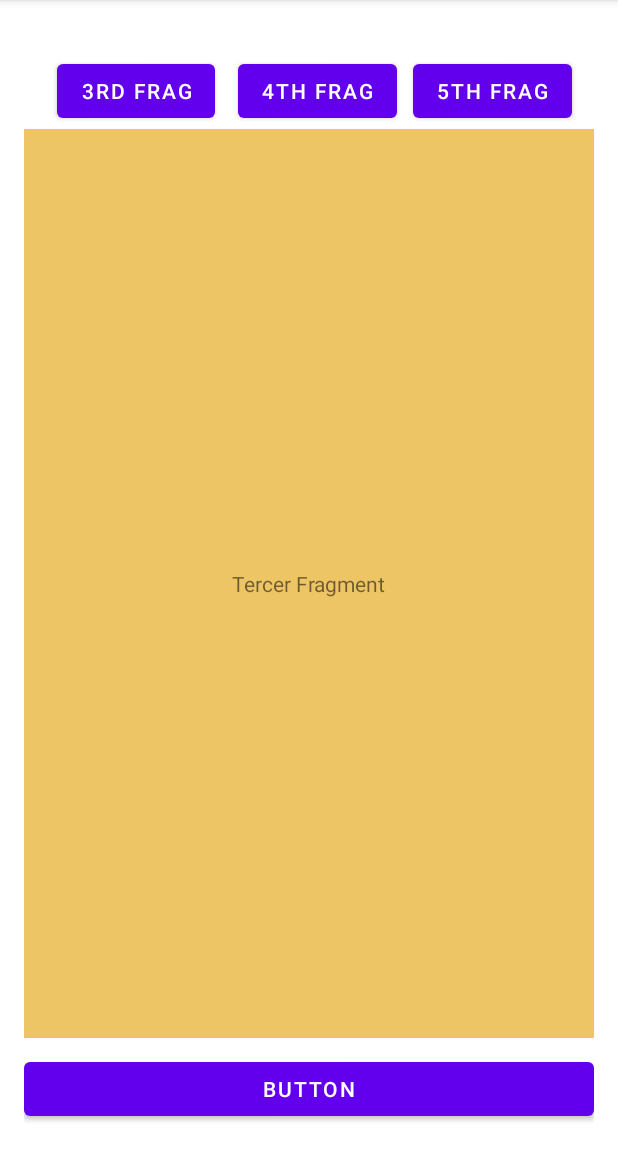
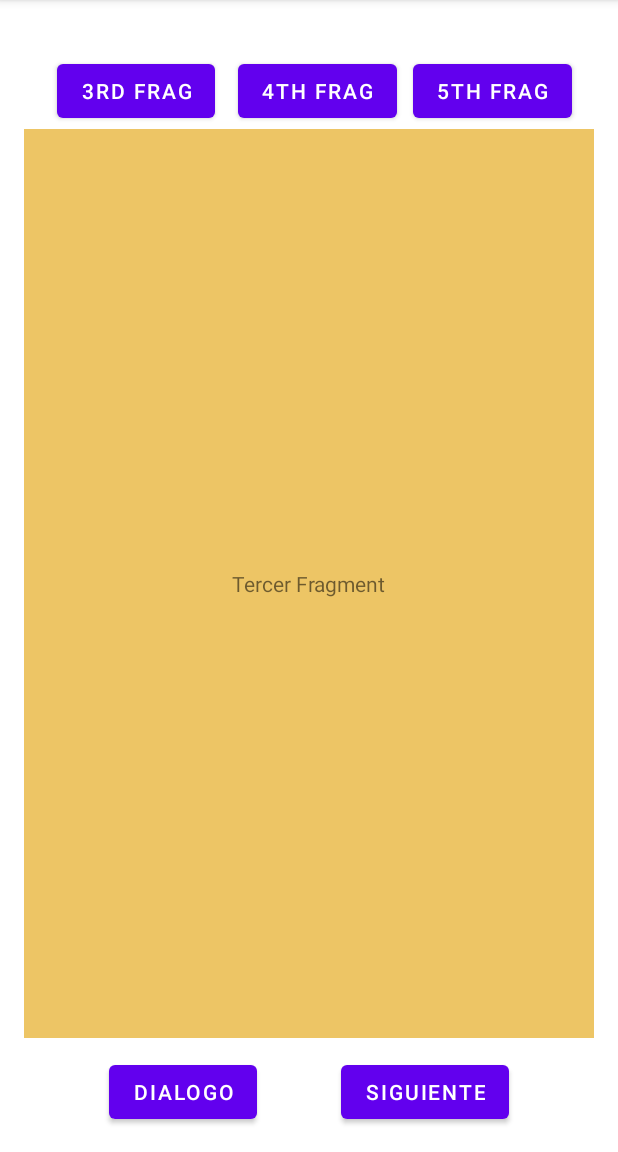
Before and after one commit to cHaC0ne/FragmentosClase2, an Android app: the SecondActivity screen opened directly, with no data from a screen before it, on a phone screen of 412 x 824 dp, the part 84-1236 px from its top. Run offline under Robolectric (Android 15) with nearby library versions, the phone set to English and light mode, and no system bars.

Commit message:
Pasando de activity a otro y con los frags activados con boton

```diff
--- a/app/src/main/AndroidManifest.xml
+++ b/app/src/main/AndroidManifest.xml
@@ -14,6 +14,9 @@
         android:theme="@style/Theme.FragmentsClase2"
         tools:targetApi="31">
         <activity
+            android:name=".ThirdActivity"
+            android:exported="false" />
+        <activity
             android:name=".SecondActivity"
             android:exported="false" />
         <activity
--- a/app/src/main/res/layout/activity_second.xml
+++ b/app/src/main/res/layout/activity_second.xml
@@ -58,17 +58,28 @@
         app:layout_constraintTop_toTopOf="parent"
         app:layout_constraintVertical_bias="1.0"
         tools:layout="@layout/fragment_tercer"/>
+    <Button
+    android:id="@+id/btnDialog"
+    android:layout_width="wrap_content"
+    android:layout_height="wrap_content"
+    android:onClick="onClickDialog"
+    android:text="Dialogo"
+    app:layout_constraintBottom_toBottomOf="parent"
+    app:layout_constraintEnd_toStartOf="@+id/btnPass"
+    app:layout_constraintHorizontal_bias="0.5"
+    app:layout_constraintStart_toStartOf="parent" />
 
     <Button
-        android:layout_width="0dp"
-        android:layout_height="wrap_content"
-        android:text="Button"
-        app:layout_constraintBottom_toBottomOf="parent"
-        app:layout_constraintEnd_toEndOf="parent"
-        app:layout_constraintHorizontal_bias="0.479"
-        app:layout_constraintStart_toStartOf="parent"
-        app:layout_constraintTop_toTopOf="parent"
-        app:layout_constraintVertical_bias="0.997"
-        />
+    android:id="@+id/btnPass"
+    android:layout_width="wrap_content"
+    android:layout_height="wrap_content"
+    android:onClick="clickNext"
+    android:text="Siguiente"
+    app:layout_constraintBottom_toBottomOf="parent"
+    app:layout_constraintEnd_toEndOf="parent"
+    app:layout_constraintHorizontal_bias="0.5"
+    app:layout_constraintStart_toEndOf="@+id/btnDialog" />
+
+
 
 </androidx.constraintlayout.widget.ConstraintLayout>
--- /dev/null
+++ b/app/src/main/res/layout/fragment_dialog.xml
@@ -0,0 +1,6 @@
+<?xml version="1.0" encoding="utf-8"?>
+<FrameLayout xmlns:android="http://schemas.android.com/apk/res/android"
+    xmlns:tools="http://schemas.android.com/tools"
+    android:layout_width="match_parent"
+    android:layout_height="match_parent"
+    tools:context=".fragments.DialogFrag"/>
```
Also changed, not shown: app/src/main/java/com/example/fragmentsclase2/SecondActivity.kt (+11 -2 lines), app/src/main/java/com/example/fragmentsclase2/ThirdActivity.kt (added, +11 -0 lines), app/src/main/java/myFragments/DialogFrag.kt (added, +60 -0 lines), app/src/main/res/layout/activity_third.xml (added, +9 -0 lines).
